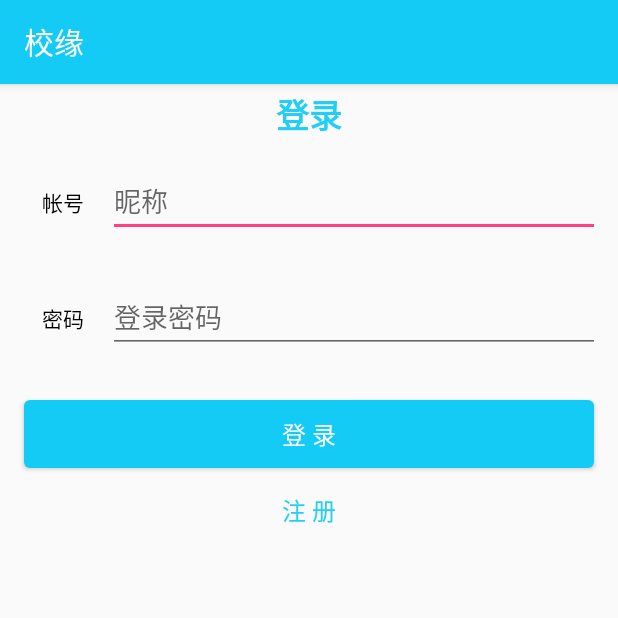
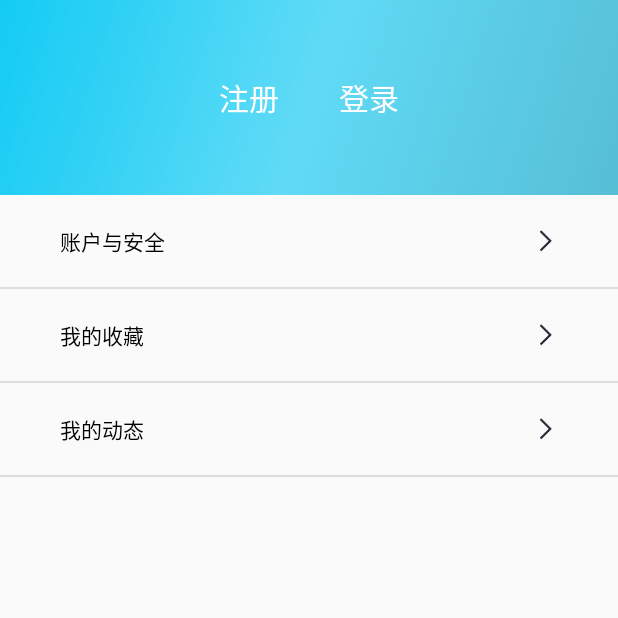
Before and after one commit to dengyi1992/Sunday, an Android app: the MainActivity screen opened directly, with no data from a screen before it, in the side drawer, after a tap on "个人中心", on a phone screen of 412 x 824 dp, the top half of it. Run offline under Robolectric (Android 15) with nearby library versions, the phone set to English and light mode, and no system bars; our stand-ins replace CircleImageView; libraries missing offline, so code that uses them is left out: com.nightonke.boommenu; pictures from the network do not load; 2 statements that could not run were skipped.

Commit message:
splash搞定

```diff
--- a/app/src/main/AndroidManifest.xml
+++ b/app/src/main/AndroidManifest.xml
@@ -34,10 +34,12 @@
         </activity>
         <activity
             android:name=".activities.ShareActivity"
+            android:launchMode="singleInstance"
             android:theme="@style/AppTheme.NoActionBar" />
         <activity android:name=".activities.RegisterActivity" />
         <activity android:name=".activities.LoginActivity" />
-        <activity android:name=".activities.AboutActivity" />
+        <activity android:name=".activities.AboutActivity" android:launchMode="singleInstance"/>
+        <activity android:name=".activities.ActivityPersonalActivity" android:launchMode="singleInstance"/>
         <activity
             android:name=".activities.SettingsActivity"
             android:label="@string/title_activity_settings"></activity>
--- /dev/null
+++ b/app/src/main/java/com/huawei/gxlm/sunday/activities/ActivityPersonalActivity.java
@@ -0,0 +1,168 @@
+package com.huawei.gxlm.sunday.activities;
+
+import android.content.Context;
+import android.content.Intent;
+import android.content.SharedPreferences;
+import android.os.Bundle;
+import android.app.Activity;
+import android.view.View;
+import android.widget.AdapterView;
+import android.widget.LinearLayout;
+import android.widget.ListView;
+import android.widget.SimpleAdapter;
+import android.widget.TextView;
+import android.widget.Toast;
+
+import com.huawei.gxlm.sunday.R;
+import com.huawei.gxlm.sunday.utils.ToolFor9Ge;
+
+import java.util.ArrayList;
+import java.util.HashMap;
+import java.util.List;
+import java.util.Map;
+
+public class ActivityPersonalActivity extends Activity  {
+
+    private LinearLayout layoutContent;
+
+    private ListView listView;
+    private ArrayList<String> strings;
+    private LinearLayout mLayoutEmptyinclude;
+    private LinearLayout mLayoutUserinclude;
+    private SharedPreferences sharedPreferences;
+    private boolean isLogin;
+
+    @Override
+    protected void onCreate(Bundle savedInstanceState) {
+        super.onCreate(savedInstanceState);
+        setContentView(R.layout.activity_personal);
+        initView();
+
+
+    }
+
+    @Override
+    protected void onResume() {
+        initData();
+        super.onResume();
+    }
+
+    private void initData() {
+        strings = new ArrayList<String>();
+        strings.add("账户与安全");
+        strings.add("我的收藏");
+        strings.add("我的动态");
+        List<Map<String, Object>> listems = new ArrayList<Map<String, Object>>();
+        for (int i = 0; i < strings.size(); i++) {
+            Map<String, Object> listem = new HashMap<String, Object>();
+            listem.put("name", strings.get(i));
+            listems.add(listem);
+        }
+        sharedPreferences = getSharedPreferences("loginInfo", Context.MODE_PRIVATE);
+        isLogin = sharedPreferences.getBoolean("isLogin", false);
+        String name = sharedPreferences.getString("name", null);
+        int account = sharedPreferences.getInt("account", 0);
+        listView.setAdapter(new SimpleAdapter(this, listems, R.layout.settingitem, new String[]{"name"}, new int[]{R.id.item_name}));
+        if (isLogin) {
+            mLayoutEmptyinclude.setVisibility(View.GONE);
+            mLayoutUserinclude.setVisibility(View.VISIBLE);
+            initLoginData(name, account);
+        } else {
+            mLayoutEmptyinclude.setVisibility(View.VISIBLE);
+            mLayoutUserinclude.setVisibility(View.GONE);
+            initUnLoginData();
+        }
+        listView.setOnItemClickListener(new AdapterView.OnItemClickListener() {
+            @Override
+            public void onItemClick(AdapterView<?> parent, View view, int position, long id) {
+                Intent intent = new Intent();
+                switch (position) {
+                    case 0:
+//                        iftoDetail(AccountActivity.class);
+                        break;
+                    case 1:
+                        if (ToolFor9Ge.checkNetworkInfo(ActivityPersonalActivity.this)) {
+//                            iftoDetail(MyAssets.class);
+                        } else {
+                            Toast.makeText(ActivityPersonalActivity.this, "没有网络!", Toast.LENGTH_SHORT).show();
+                        }
+                        break;
+                    case 2:
+                        if (ToolFor9Ge.checkNetworkInfo(ActivityPersonalActivity.this)) {
+//                            iftoDetail(MyCollection.class);
+                        } else {
+                            Toast.makeText(ActivityPersonalActivity.this, "没有网络!", Toast.LENGTH_SHORT).show();
+                        }
+                        break;
+                    default:
+                        break;
+                }
+
+            }
+        });
+    }
+    private void iftoDetail(Class c) {
+        Intent intent = new Intent();
+        if (isLogin) {
+            intent.setClass(this, c);
+        } else {
+            intent.setClass(this, LoginActivity.class);
+        }
+        startActivity(intent);
+    }
+    /**
+     * 已经登录的操作
+     *
+     * @param name
+     * @param account
+     */
+    private void initLoginData(String name, int account) {
+        TextView txtName = (TextView) mLayoutUserinclude.findViewById(R.id.txtName);
+        TextView txtJifen = (TextView) mLayoutUserinclude.findViewById(R.id.txtJifen);
+        txtName.setText(name);
+        txtJifen.setText("积分：" + account);
+//        mLayoutUserinclude.setOnClickListener(new View.OnClickListener() {
+//            @Override
+//            public void onClick(View v) {
+//                startActivity(new Intent(this, AccountActivity.class));
+//            }
+//        });
+
+    }
+
+    /**
+     * 未登录操作
+     */
+    private void initUnLoginData() {
+        TextView bt_setting_login = (TextView) mLayoutEmptyinclude.findViewById(R.id.bt_setting_login);
+        TextView bt_setting_register = (TextView) mLayoutEmptyinclude.findViewById(R.id.bt_setting_register);
+        //登录
+        bt_setting_login.setOnClickListener(new View.OnClickListener() {
+            @Override
+            public void onClick(View v) {
+                Intent intent = new Intent();
+                intent.setClass(ActivityPersonalActivity.this, LoginActivity.class);
+                startActivity(intent);
+            }
+        });
+        //注册
+        bt_setting_register.setOnClickListener(new View.OnClickListener() {
+            @Override
+            public void onClick(View v) {
+                Intent intent = new Intent();
+                intent.setClass(ActivityPersonalActivity.this, RegisterActivity.class);
+                startActivity(intent);
+            }
+        });
+    }
+
+
+    private void initView() {
+        layoutContent = (LinearLayout) findViewById(R.id.layoutContent);
+        listView = (ListView) findViewById(R.id.listView);
+        mLayoutEmptyinclude = (LinearLayout) findViewById(R.id.layoutEmpty);
+        mLayoutUserinclude = (LinearLayout) findViewById(R.id.layoutUser);
+
+    }
+
+}
--- a/app/src/main/java/com/huawei/gxlm/sunday/activities/MainActivity.java
+++ b/app/src/main/java/com/huawei/gxlm/sunday/activities/MainActivity.java
@@ -1,5 +1,6 @@
 package com.huawei.gxlm.sunday.activities;
 
+import android.app.Activity;
 import android.content.Intent;
 import android.graphics.Color;
 import android.graphics.drawable.Drawable;
@@ -303,7 +304,7 @@ public class MainActivity extends AppCompatActivity
         } else if (id == R.id.nav_zan) {
 
         } else if (id == R.id.nav_person) {
-            startAct(LoginActivity.class);
+            startAct(ActivityPersonalActivity.class);
         } else if (id == R.id.nav_setting) {
             startAct(SettingsActivity.class);
         } else if (id == R.id.nav_share) {
--- a/app/src/main/java/com/huawei/gxlm/sunday/adapter/TweetsListItemAdapter.java
+++ b/app/src/main/java/com/huawei/gxlm/sunday/adapter/TweetsListItemAdapter.java
@@ -71,7 +71,7 @@ public class TweetsListItemAdapter extends BaseAdapter {
         holder.content.setText(object.getContent());
 //        holder.gridView
         holder.likeCount.setText(object.getZan()+"");
-        holder.commentCount.setText(object.getComments().size()+"K");
+        holder.commentCount.setText(object.getComments().size()+"");
     }
 
     protected class ViewHolder {
--- /dev/null
+++ b/app/src/main/res/drawable/divider_insert_left.xml
@@ -0,0 +1,5 @@
+<?xml version="1.0" encoding="utf-8"?>
+<inset xmlns:android="http://schemas.android.com/apk/res/android" android:insetBottom="0dp">
+    <bitmap
+        android:src="@drawable/divider_horizontal_bright_opaque" android:tileMode="repeat"/>
+</inset>
--- /dev/null
+++ b/app/src/main/res/layout/activity_personal.xml
@@ -0,0 +1,51 @@
+<?xml version="1.0" encoding="utf-8"?>
+<RelativeLayout xmlns:android="http://schemas.android.com/apk/res/android"
+    android:layout_width="match_parent"
+    android:layout_height="match_parent">
+
+
+    <LinearLayout
+        android:id="@+id/layoutContent"
+        android:layout_width="match_parent"
+        android:layout_height="match_parent"
+        android:orientation="vertical">
+
+        <!--<include-->
+            <!--android:id="@+id/title_mine"-->
+            <!--layout="@layout/toolbar_common"-->
+            <!--android:layout_width="match_parent"-->
+            <!--android:layout_height="30dp"-->
+            <!--android:layout_gravity="center_horizontal" />-->
+
+        <include
+            android:id="@+id/layoutEmpty"
+            layout="@layout/ui_account_empty"
+            android:layout_width="match_parent"
+            android:layout_height="130dp"
+            android:visibility="gone" />
+
+
+        <include
+            android:id="@+id/layoutUser"
+            layout="@layout/ui_logined_account"
+            android:layout_width="match_parent"
+            android:layout_height="130dp"
+            android:visibility="visible" />
+
+        <ListView
+            android:id="@+id/listView"
+            android:layout_width="match_parent"
+            android:layout_height="match_parent"
+            android:cacheColorHint="#00000000"
+            android:divider="@drawable/divider_insert_left"
+            android:dividerHeight="0dip"
+            android:fadingEdge="none"
+            android:fastScrollEnabled="false"
+            android:footerDividersEnabled="false"
+            android:headerDividersEnabled="false"
+            android:listSelector="?android:attr/selectableItemBackground"
+            android:smoothScrollbar="true" />
+    </LinearLayout>
+
+
+</RelativeLayout>
--- /dev/null
+++ b/app/src/main/res/layout/settingitem.xml
@@ -0,0 +1,17 @@
+<?xml version="1.0" encoding="utf-8"?>
+<LinearLayout xmlns:android="http://schemas.android.com/apk/res/android"
+    android:orientation="vertical" android:layout_width="match_parent"
+    android:layout_height="wrap_content">
+    <TextView
+        android:layout_marginLeft="20dp"
+        android:layout_marginRight="20dp"
+        android:padding="20dp"
+        android:textColor="@color/black"
+        android:layout_width="match_parent"
+        android:layout_height="wrap_content"
+        android:textSize="14sp"
+        android:text="名字"
+        android:drawableRight="@mipmap/go"
+        android:id="@+id/item_name"/>
+
+</LinearLayout>
--- /dev/null
+++ b/app/src/main/res/layout/ui_account_empty.xml
@@ -0,0 +1,61 @@
+<?xml version="1.0" encoding="utf-8"?>
+<LinearLayout xmlns:android="http://schemas.android.com/apk/res/android"
+    android:layout_width="match_parent"
+    android:layout_height="match_parent"
+    android:gravity="center"
+    android:orientation="vertical">
+
+    <LinearLayout
+        android:layout_width="match_parent"
+        android:layout_height="wrap_content"
+        android:orientation="vertical">
+        <FrameLayout
+            android:layout_width="match_parent"
+            android:layout_height="wrap_content">
+            <ImageView
+                android:layout_width="match_parent"
+                android:layout_height="match_parent"
+                android:scaleType="centerCrop"
+                android:src="@drawable/side_nav_bar"/>
+            <LinearLayout
+                android:layout_width="match_parent"
+                android:layout_height="wrap_content"
+                android:layout_marginBottom="50dp"
+                android:layout_marginTop="50dp"
+                android:orientation="horizontal">
+
+
+                <TextView
+                    android:clickable="true"
+                    android:textColor="@color/white"
+                    android:id="@+id/bt_setting_register"
+                    android:layout_width="0dp"
+                    android:textSize="20sp"
+                    android:layout_height="wrap_content"
+                    android:layout_marginLeft="20dp"
+                    android:layout_marginRight="20dp"
+                    android:layout_weight="1"
+                    android:gravity="right"
+                    android:text="注册" />
+
+                <TextView
+                    android:clickable="true"
+                    android:textColor="@color/white"
+                    android:id="@+id/bt_setting_login"
+                    android:layout_width="0dp"
+                    android:textSize="20sp"
+                    android:layout_height="wrap_content"
+                    android:layout_marginLeft="20dp"
+                    android:layout_marginRight="20dp"
+                    android:layout_weight="1"
+                    android:gravity="left"
+                    android:text="登录" />
+            </LinearLayout>
+        </FrameLayout>
+
+
+
+    </LinearLayout>
+
+
+</LinearLayout>
```
Also changed, not shown: app/src/main/java/com/huawei/gxlm/sunday/utils/ToolFor9Ge.java (added, +272 -0 lines), app/src/main/res/layout/ui_logined_account.xml (added, +69 -0 lines), app/src/main/res/drawable/divider_horizontal_bright_opaque.9.png (added), app/src/main/res/mipmap-xxxhdpi/go.png (added).
